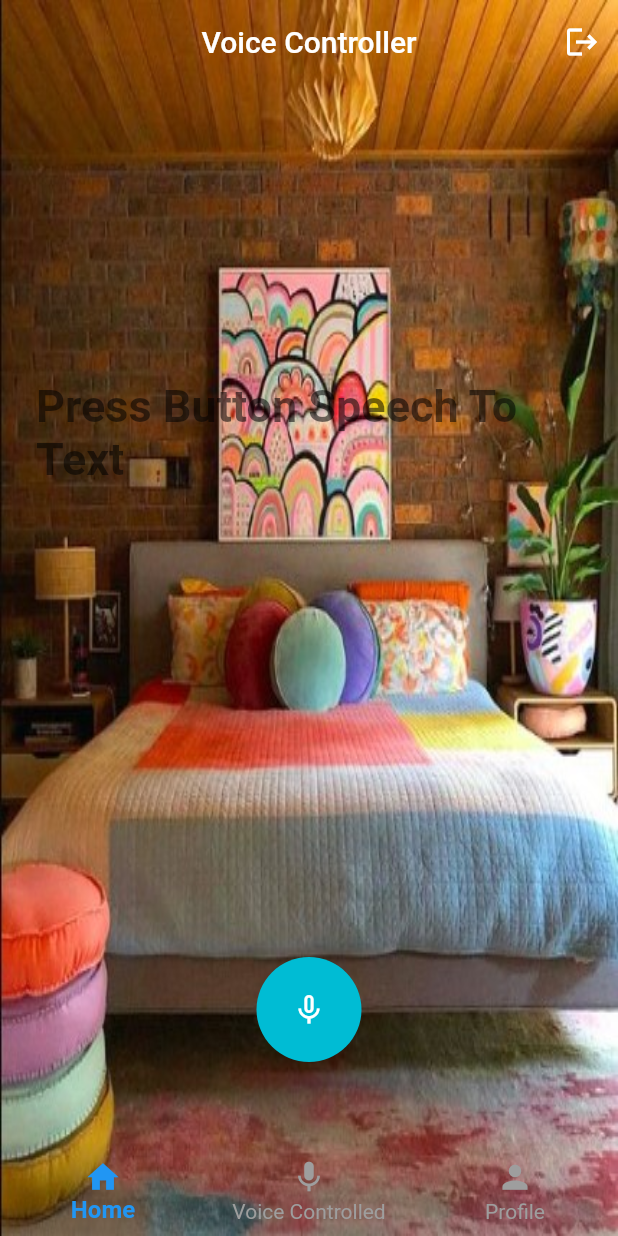
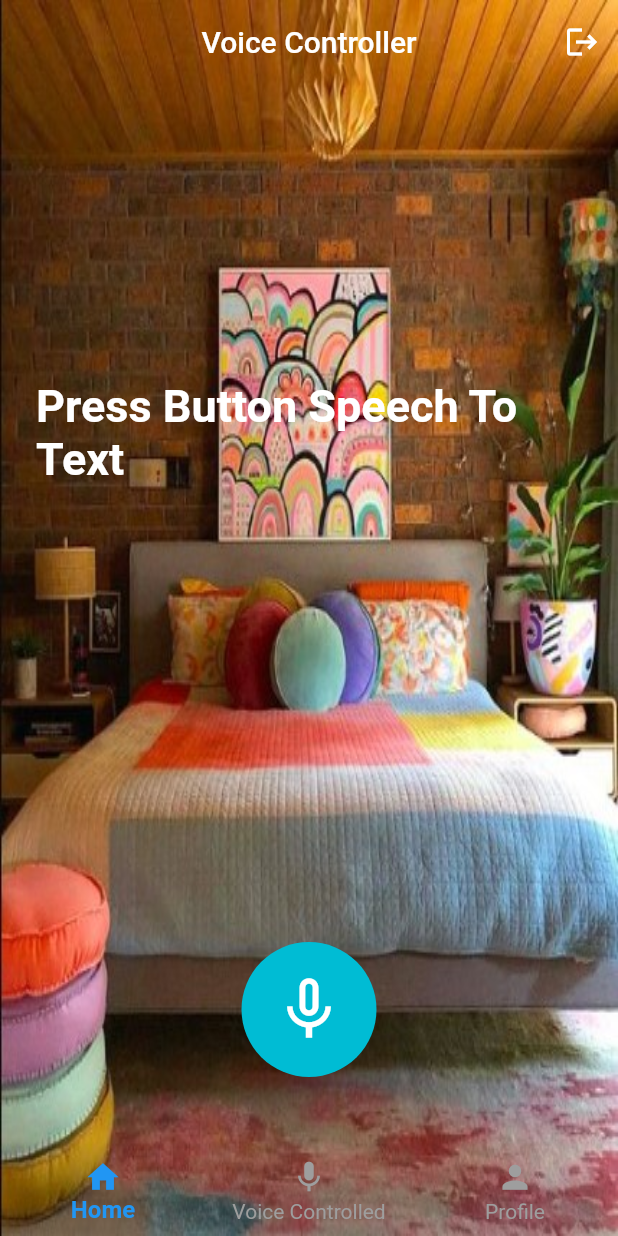
Before and after one commit to Alexander-mr-tech/Home_Automation_Voice_Control, a Flutter app: the screen it shows after launch, on a phone screen of 412 x 824 dp. Run offline on Flutter 3.47's test engine with Material 2 defaults, Android fonts, the phone set to English and light mode, and no system bars; drawn by our look-alikes of avatar_glow; our stand-ins replace speech_to_text.

Commit message:
mic size

```diff
--- a/lib/Voice_Controlled.dart
+++ b/lib/Voice_Controlled.dart
@@ -61,8 +61,8 @@ class _VoiceControlState extends State<VoiceControl> {
             },
             child: CircleAvatar(
               backgroundColor: Colors.cyan,
-              radius: 35,
-              child: Icon(isListening ? Icons.mic : Icons.mic_none,color: Colors.white,),
+              radius: 45,
+              child: Icon(isListening ? Icons.mic : Icons.mic_none,size:50,color: Colors.white,),
             ),
           ),
         ) ,
@@ -94,7 +94,7 @@ class _VoiceControlState extends State<VoiceControl> {
             padding: const EdgeInsets.symmetric(horizontal: 24,vertical: 16),
             margin: const EdgeInsets.only(bottom: 150),
             child: Text(text,style: TextStyle(fontSize: 30,
-            color: isListening ? Colors.black87 : Colors.black54 ,fontWeight: FontWeight.w600),),
+            color: isListening ? Colors.white : Colors.white ,fontWeight: FontWeight.w600),),
           ),
         ),
         bottomNavigationBar: BottomNavigationBar(
```
